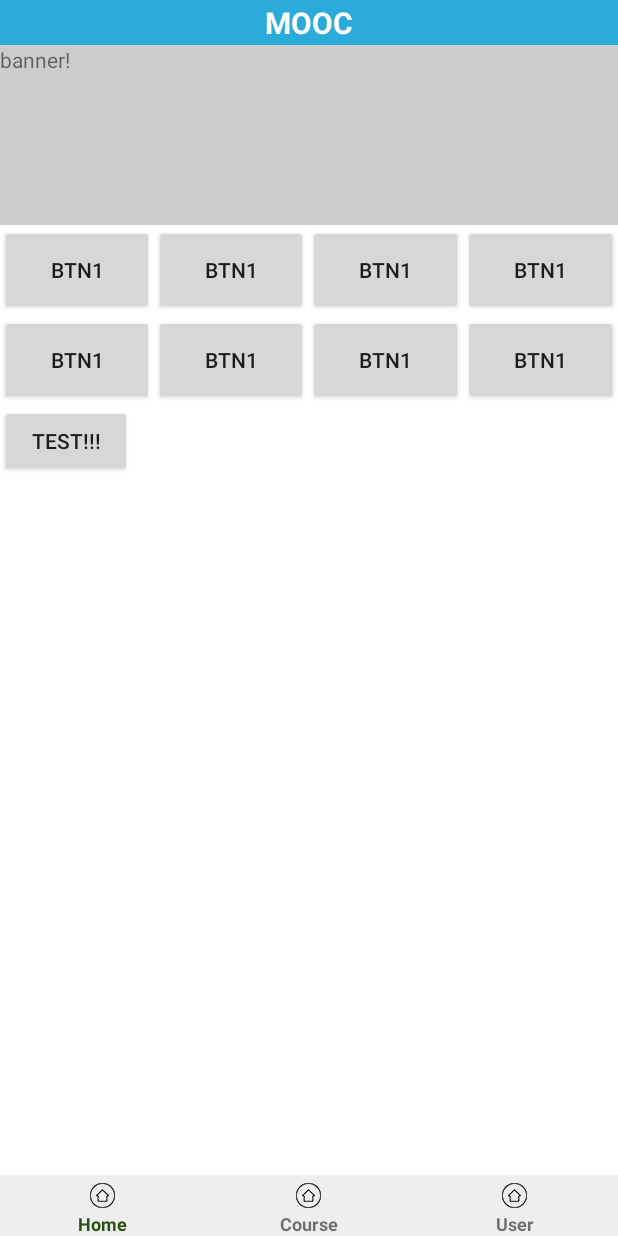
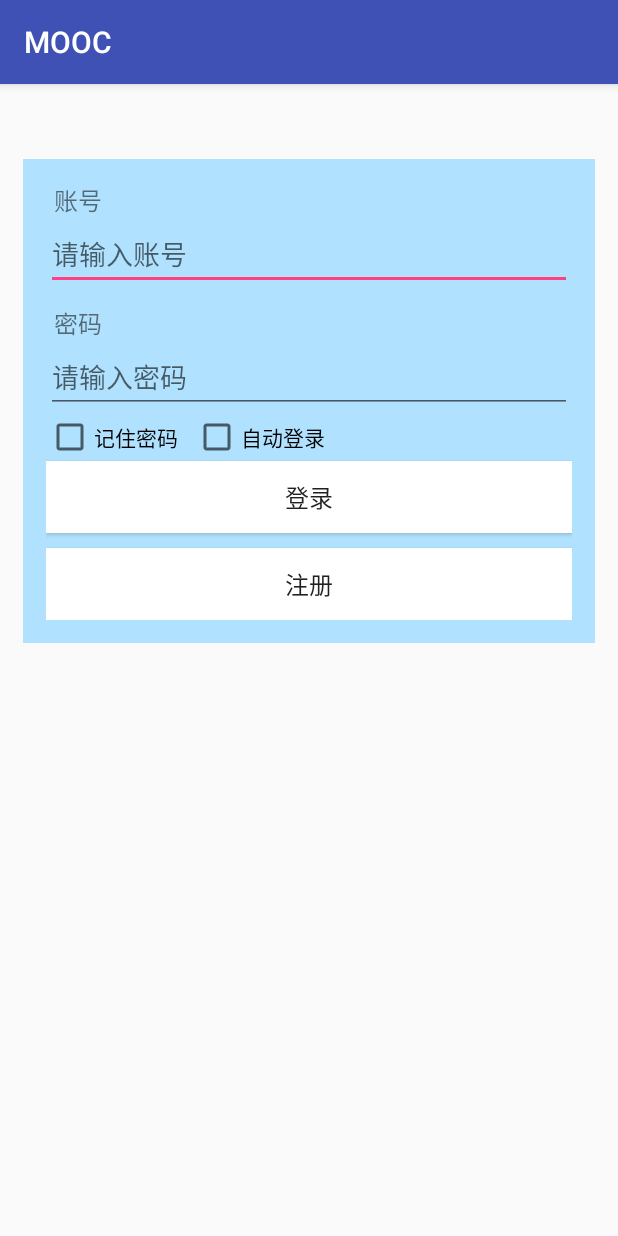
Before and after one commit to BlacksunChen/mooc, an Android app: the screen it shows after launch (MainActivity before the commit, LoginActivity after it), on a phone screen of 412 x 824 dp. Run offline under Robolectric (Android 15) with nearby library versions, the phone set to English and light mode, and no system bars.

Commit message:
add the function of Login & Register

```diff
--- a/MOOC/app/build.gradle
+++ b/MOOC/app/build.gradle
@@ -26,6 +26,6 @@ dependencies {
     })
     compile 'com.android.support:appcompat-v7:25.3.1'
     compile 'com.android.support.constraint:constraint-layout:1.0.2'
+    compile 'com.github.ctiao:DanmakuFlameMaster:0.7.4'
     testCompile 'junit:junit:4.12'
-    compile 'com.github.ctiao:DanmakuFlameMaster:0.7.4'
 }
--- /dev/null
+++ b/MOOC/app/src/main/java/cmr/mooc/LoginActivity.java
@@ -0,0 +1,147 @@
+package cmr.mooc;
+
+import android.content.Context;
+import android.content.Intent;
+import android.content.SharedPreferences;
+import android.database.Cursor;
+import android.database.sqlite.SQLiteDatabase;
+import android.database.sqlite.SQLiteException;
+import android.os.Bundle;
+import android.support.v7.app.AppCompatActivity;
+import android.view.View;
+import android.widget.Button;
+import android.widget.CheckBox;
+import android.widget.EditText;
+import android.widget.Toast;
+
+public class LoginActivity extends AppCompatActivity {
+    //UI
+    private EditText et_user;
+    private EditText et_password;
+    private Button btn_login;
+    private Button btn_register;
+    private CheckBox ckb_keepPassword;
+    //创建数据库
+    //public static SQLiteDatabase db;
+    private MyDBHelper dbHelper;
+    // 创建SharedPreferences存储记住密码的用户
+    private SharedPreferences sp;
+
+    @Override
+    protected void onCreate(Bundle savedInstanceState) {
+        super.onCreate(savedInstanceState);
+        setContentView(R.layout.activity_login);
+        //注册UI
+        et_user = (EditText)findViewById(R.id.et_user);
+        et_password = (EditText)findViewById(R.id.et_password);
+        btn_login = (Button)findViewById(R.id.btn_login);
+        btn_register = (Button)findViewById(R.id.btn_register);
+        ckb_keepPassword = (CheckBox)findViewById(R.id.ckb_keepPassword);
+        //准备数据库
+        //db = SQLiteDatabase.openOrCreateDatabase(LoginActivity.this.getFilesDir().toString()+"/test.dbs",null);
+        dbHelper = new MyDBHelper(getApplicationContext(),"test.db");
+
+        /*判断是否有记住密码的用户*/
+        sp = this.getSharedPreferences("userInfo", Context.MODE_PRIVATE);
+        if (sp.getBoolean("AUTO_ISCHECK", false))
+        {
+            et_user.setText(sp.getString("userName",null));
+            et_password.setText(sp.getString("password",null));
+            ckb_keepPassword.setChecked(true);
+        }
+
+        /*添加“注册”按钮监听事件*/
+        btn_register.setOnClickListener(new View.OnClickListener() {
+            @Override
+            public void onClick(View view) { //跳转到注册界面
+                Intent intent = new Intent(LoginActivity.this,RegisterActivity.class);
+                startActivity(intent);
+            }
+        });
+
+        /*添加“登录”按钮监听事件*/
+        btn_login.setOnClickListener(new View.OnClickListener() {
+            @Override
+            public void onClick(View view) {
+                String userName = et_user.getText().toString();
+                String password = et_password.getText().toString();
+                if (userName.equals("") || password.equals(""))
+                {
+                    //toast消息
+                    Toast.makeText(getApplicationContext(),"账号或密码不能为空",Toast.LENGTH_SHORT).show();
+                }else{
+                    if(isUserinfo(userName, password)) //如果验证成功则进入系统
+                    {
+                        //保存设置
+                        if(ckb_keepPassword.isChecked())
+                        {
+                            SharedPreferences.Editor editor = sp.edit();
+                            editor.putString("userName",userName);
+                            editor.putString("password",password);
+                            editor.putBoolean("AUTO_ISCHECK",true);
+                            editor.commit();
+                        }else {
+                            SharedPreferences.Editor editor = sp.edit();
+                            editor.putString("userName",null);
+                            editor.putString("password",null);
+                            editor.putBoolean("AUTO_ISCHECK",false);
+                            editor.commit();
+                        }
+                        //跳转到主页
+                        Intent intent = new Intent(LoginActivity.this,MainActivity.class);
+                        startActivity(intent);
+                        // 销毁当前activity
+                        finish();
+                    }
+
+                }
+            }
+        });
+
+    }
+
+    @Override
+    protected void onDestroy() {
+        // TODO Auto-generated method stub
+        System.out.println("onDestroy被运行了！");
+        super.onDestroy();
+        //db.close();
+    }
+
+    /**
+     * 判断输入的用户是否正确
+     */
+    public Boolean isUserinfo(String name, String pwd)
+    {
+        try
+        {
+            SQLiteDatabase db = dbHelper.getReadableDatabase();
+            String str="select * from users where userName=? and password=?";
+            Cursor cursor = db.rawQuery(str,new String[] {name, pwd});
+            //String str="select * from tb_user where name=? and password=?";
+            //Cursor cursor = db.rawQuery(str, new String []{name,pwd});//rawQuery()第二个参数中的字段替换str中的问号
+            if(cursor.getCount()<=0)
+            {
+                Toast.makeText(getApplicationContext(),"账号或密码错误",Toast.LENGTH_SHORT).show();
+                return false;
+            }
+            else {
+                Toast.makeText(getApplicationContext(),"登录成功",Toast.LENGTH_SHORT).show();
+                return true;
+            }
+        }catch (SQLiteException e)
+        {
+            //createDb();
+            System.out.println("数据库对比错误");
+        }
+        return false;
+    }
+
+    /**
+     * 创建数据库和用户表
+     */
+    /*public void createDb()
+    {
+        db.execSQL("create table tb_user( name varchar(30) primary key,password varchar(30))");
+    }*/
+}
--- /dev/null
+++ b/MOOC/app/src/main/java/cmr/mooc/MyDBHelper.java
@@ -0,0 +1,52 @@
+package cmr.mooc;
+
+import android.content.Context;
+import android.database.sqlite.SQLiteDatabase;
+import android.database.sqlite.SQLiteOpenHelper;
+
+/**
+ * Created by 28364 on 2017/4/21.
+ */
+
+public class MyDBHelper extends SQLiteOpenHelper {
+
+    private static final int VERSION = 1;
+    private static final String SQL = "create table users("+
+            "id integer primary key autoincrement,"+
+            "userName text,"+
+            "password text)";
+
+    /**
+     * 在SQLiteOpenHelper的子类当中，必须有该构造函数
+     * @param context   上下文对象
+     * @param name      数据库名称
+     * @param factory
+     * @param version   当前数据库的版本，值必须是整数并且是递增的状态
+     */
+    public MyDBHelper(Context context, String name, SQLiteDatabase.CursorFactory factory,
+                      int version)
+    {
+        super(context,name,factory,version);
+    }
+    public MyDBHelper(Context context,String name,SQLiteDatabase.CursorFactory factory)
+    {
+        super(context,name,factory,VERSION);
+    }
+    public MyDBHelper(Context context,String name)
+    {
+        super(context,name,null,VERSION);
+    }
+
+    @Override
+    public void onCreate(SQLiteDatabase db) {
+        // TODO Auto-generated method stub
+        System.out.println("create a database");
+        db.execSQL(SQL);
+    }
+
+    @Override
+    public void onUpgrade(SQLiteDatabase db, int oldVersion, int newVersion) {
+        // TODO Auto-generated method stub
+        System.out.println("upgrade a database");
+    }
+}
--- /dev/null
+++ b/MOOC/app/src/main/res/layout/activity_login.xml
@@ -0,0 +1,88 @@
+<?xml version="1.0" encoding="utf-8"?>
+<RelativeLayout xmlns:android="http://schemas.android.com/apk/res/android"
+    android:layout_width="match_parent"
+    android:layout_height="match_parent"
+    >
+
+    <RelativeLayout
+        android:layout_width="match_parent"
+        android:layout_height="wrap_content"
+        android:layout_marginLeft="15dp"
+        android:layout_marginRight="15dp"
+        android:layout_marginTop="50dp"
+        android:padding="15dp"
+        android:background="#B0E2FF">
+
+        <TextView
+            android:id="@+id/tv_user"
+            android:layout_width="wrap_content"
+            android:layout_height="wrap_content"
+            android:layout_marginLeft="5dp"
+            android:layout_alignParentTop="true"
+            android:text="@string/login_user"
+            android:textSize="16dp"/>
+
+        <EditText
+            android:id="@+id/et_user"
+            android:layout_width="match_parent"
+            android:layout_height="wrap_content"
+            android:layout_below="@id/tv_user"
+            android:hint="@string/login_hint_user"
+            />
+
+        <TextView
+            android:id="@+id/tv_password"
+            android:layout_width="wrap_content"
+            android:layout_height="wrap_content"
+            android:layout_below="@id/et_user"
+            android:layout_marginTop="10dp"
+            android:layout_marginLeft="5dp"
+            android:text="@string/login_password"
+            android:textSize="16dp"/>
+
+        <EditText
+            android:id="@+id/et_password"
+            android:layout_width="match_parent"
+            android:layout_height="wrap_content"
+            android:layout_below="@id/tv_password"
+            android:hint="@string/login_hint_password"/>
+
+        <CheckBox
+            android:id="@+id/ckb_keepPassword"
+            android:layout_width="wrap_content"
+            android:layout_height="wrap_content"
+            android:layout_alignLeft="@id/et_password"
+            android:layout_below="@id/et_password"
+            android:text="@string/login_keepPassword"/>
+
+        <CheckBox
+            android:id="@+id/ckb_autoLogin"
+            android:layout_width="wrap_content"
+            android:layout_height="wrap_content"
+            android:layout_below="@id/et_password"
+            android:layout_toRightOf="@id/ckb_keepPassword"
+            android:layout_marginLeft="10dp"
+            android:text="@string/login_autoLogin"/>
+
+        <Button
+            android:id="@+id/btn_login"
+            android:layout_width="match_parent"
+            android:layout_height="wrap_content"
+            android:layout_below="@id/ckb_keepPassword"
+            android:background="#fff"
+            android:text="@string/login_login"
+            android:textSize="16dp"
+            />
+
+        <Button
+            android:id="@+id/btn_register"
+            android:layout_width="match_parent"
+            android:layout_height="wrap_content"
+            android:layout_below="@id/btn_login"
+            android:layout_marginTop="10dp"
+            android:background="#fff"
+            android:text="@string/login_register"
+            android:textSize="16dp"
+            />
+    </RelativeLayout>
+</RelativeLayout>
--- a/MOOC/app/src/main/res/values/strings.xml
+++ b/MOOC/app/src/main/res/values/strings.xml
@@ -1,3 +1,17 @@
 <resources>
     <string name="app_name">MOOC</string>
+
+    <string name="login_user">账号</string>
+    <string name="login_hint_user">请输入账号</string>
+    <string name="login_password">密码</string>
+    <string name="login_hint_password">请输入密码</string>
+    <string name="login_keepPassword">记住密码</string>
+    <string name="login_autoLogin">自动登录</string>
+    <string name="login_login">登录</string>
+    <string name="login_register">注册</string>
+
+    <string name="register_user">用户名</string>
+    <string name="register_hint_user">5-30位字符</string>
+    <string name="register_password">输入密码</string>
+    <string name="register_passwordAgain">确认密码</string>
 </resources>
```
Also changed, not shown: MOOC/app/src/main/AndroidManifest.xml (+17 -7 lines), MOOC/app/src/main/java/cmr/mooc/RegisterActivity.java (added, +168 -0 lines), MOOC/app/src/main/res/layout/activity_register.xml (added, +78 -0 lines).
